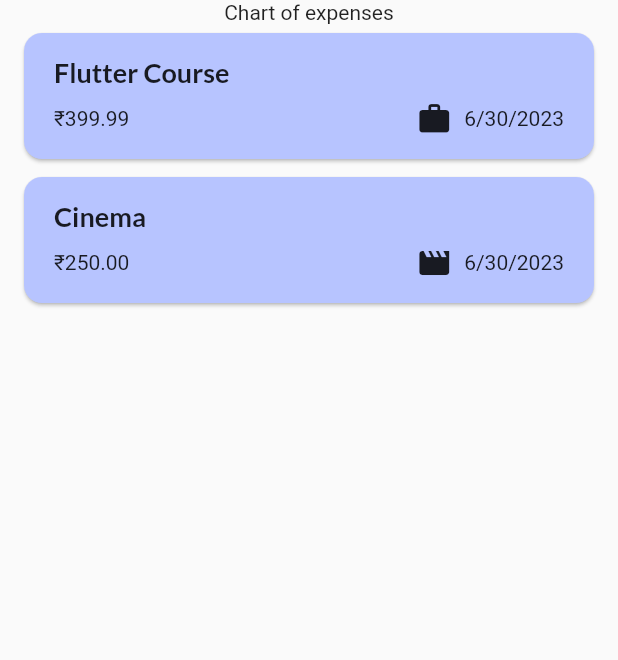
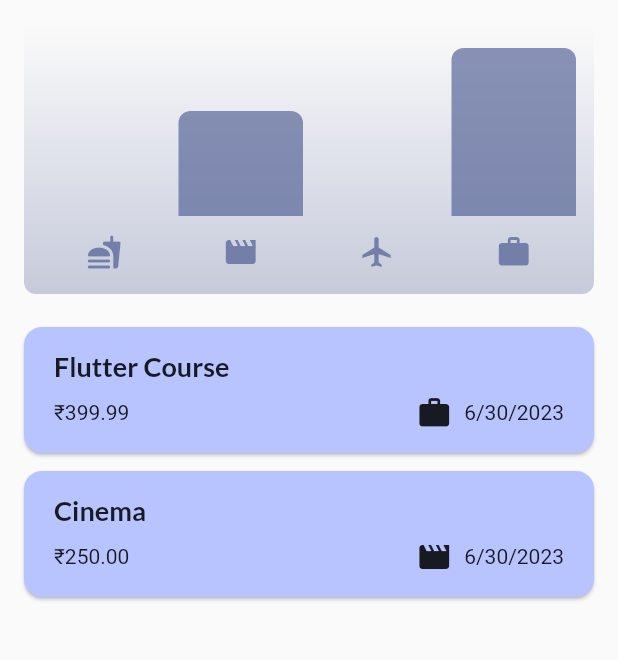
Before and after one commit to Indranilsen2005/Expense_Tracker_App, a Flutter app: the screen it shows after launch, on a phone screen of 412 x 824 dp, the part 84-744 px from its top. Run offline on Flutter 3.47's test engine with Material 2 defaults, Android fonts, the phone set to English and light mode, and no system bars; our stand-ins replace google_fonts.

Commit message:
Added chart of expenses

```diff
--- a/lib/main.dart
+++ b/lib/main.dart
@@ -7,7 +7,7 @@ var kColorScheme = ColorScheme.fromSeed(
 
 var kDarkColorScheme = ColorScheme.fromSeed(
   brightness: Brightness.dark,
-  seedColor: const Color.fromARGB(255, 2, 36, 91),
+  seedColor: const Color.fromARGB(255, 7, 1, 166),
 );
 
 void main() {
@@ -29,8 +29,8 @@ void main() {
         ),
         elevatedButtonTheme: ElevatedButtonThemeData(
           style: ElevatedButton.styleFrom(
-            backgroundColor: kDarkColorScheme.primary,
-            foregroundColor: kDarkColorScheme.secondaryContainer,
+            backgroundColor: kDarkColorScheme.primaryContainer,
+            foregroundColor: kDarkColorScheme.onPrimaryContainer,
           ),
         ),
       ),
--- a/lib/models/expense.dart
+++ b/lib/models/expense.dart
@@ -33,3 +33,27 @@ class Expense {
     return formatter.format(date);
   }
 }
+
+class ExpenseBucket {
+  const ExpenseBucket({
+    required this.category,
+    required this.expenses,
+  });
+
+  ExpenseBucket.forCategory(List<Expense> allExpenses, this.category)
+      : expenses = allExpenses
+            .where((expense) => expense.category == category)
+            .toList();
+
+  final Category category;
+  final List<Expense> expenses;
+
+  double get totalExpenseAmount {
+    double sum = 0.0;
+    for (final expense in expenses) {
+      sum += expense.price;
+    }
+
+    return sum;
+  }
+}
--- /dev/null
+++ b/lib/widgets/chart/chart.dart
@@ -0,0 +1,95 @@
+import 'package:flutter/material.dart';
+
+import 'package:expense_tracker/widgets/chart/chart_bar.dart';
+import 'package:expense_tracker/models/expense.dart';
+
+class Chart extends StatelessWidget {
+  const Chart({super.key, required this.expenses});
+
+  final List<Expense> expenses;
+
+  List<ExpenseBucket> get buckets {
+    return [
+      ExpenseBucket.forCategory(expenses, Category.food),
+      ExpenseBucket.forCategory(expenses, Category.leisure),
+      ExpenseBucket.forCategory(expenses, Category.travel),
+      ExpenseBucket.forCategory(expenses, Category.work),
+    ];
+  }
+
+  double get maxTotalExpense {
+    double maxTotalExpense = 0;
+
+    for (final bucket in buckets) {
+      if (bucket.totalExpenseAmount > maxTotalExpense) {
+        maxTotalExpense = bucket.totalExpenseAmount;
+      }
+    }
+
+    return maxTotalExpense;
+  }
+
+  @override
+  Widget build(BuildContext context) {
+    final isDarkMode =
+        MediaQuery.of(context).platformBrightness == Brightness.dark;
+    return Container(
+      margin: const EdgeInsets.all(16),
+      padding: const EdgeInsets.symmetric(
+        vertical: 16,
+        horizontal: 8,
+      ),
+      width: double.infinity,
+      height: 180,
+      decoration: BoxDecoration(
+        borderRadius: BorderRadius.circular(8),
+        gradient: LinearGradient(
+          colors: [
+            Theme.of(context).colorScheme.primary.withOpacity(0.3),
+            Theme.of(context).colorScheme.primary.withOpacity(0.0)
+          ],
+          begin: Alignment.bottomCenter,
+          end: Alignment.topCenter,
+        ),
+      ),
+      child: Column(
+        children: [
+          Expanded(
+            child: Row(
+              crossAxisAlignment: CrossAxisAlignment.end,
+              children: [
+                for (final bucket in buckets) // alternative to map()
+                  ChartBar(
+                    fill: bucket.totalExpenseAmount == 0
+                        ? 0
+                        : bucket.totalExpenseAmount / maxTotalExpense,
+                  )
+              ],
+            ),
+          ),
+          const SizedBox(height: 12),
+          Row(
+            children: buckets
+                .map(
+                  (bucket) => Expanded(
+                    child: Padding(
+                      padding: const EdgeInsets.symmetric(horizontal: 4),
+                      child: Icon(
+                        categoryIcon[bucket.category],
+                        color: isDarkMode
+                            ? Theme.of(context).colorScheme.secondary
+                            : Theme.of(context)
+                                .colorScheme
+                                .primary
+                                .withOpacity(0.7),
+                      ),
+                    ),
+                  ),
+                )
+                .toList(),
+          )
+        ],
+      ),
+    );
+  }
+}
--- /dev/null
+++ b/lib/widgets/chart/chart_bar.dart
@@ -0,0 +1,34 @@
+import 'package:flutter/material.dart';
+
+class ChartBar extends StatelessWidget {
+  const ChartBar({
+    super.key,
+    required this.fill,
+  });
+
+  final double fill;
+
+  @override
+  Widget build(BuildContext context) {
+    final isDarkMode =
+        MediaQuery.of(context).platformBrightness == Brightness.dark;
+    return Expanded(
+      child: Padding(
+        padding: const EdgeInsets.symmetric(horizontal: 4),
+        child: FractionallySizedBox(
+          heightFactor: fill,
+          child: DecoratedBox(
+            decoration: BoxDecoration(
+              shape: BoxShape.rectangle,
+              borderRadius:
+                  const BorderRadius.vertical(top: Radius.circular(8)),
+              color: isDarkMode
+                  ? Theme.of(context).colorScheme.secondary
+                  : Theme.of(context).colorScheme.primary.withOpacity(0.65),
+            ),
+          ),
+        ),
+      ),
+    );
+  }
+}
--- a/lib/widgets/expenses.dart
+++ b/lib/widgets/expenses.dart
@@ -1,4 +1,5 @@
 import 'package:expense_tracker/models/expense.dart';
+import 'package:expense_tracker/widgets/chart/chart.dart';
 import 'package:expense_tracker/widgets/expenses_list/expenses_list.dart';
 import 'package:expense_tracker/widgets/new_expense.dart';
 import 'package:flutter/material.dart';
@@ -111,7 +112,7 @@ class _ExpensesState extends State<Expenses> {
       ),
       body: Column(
         children: [
-          const Text('Chart of expenses'),
+          Chart(expenses: _registeredExpenses),
           Expanded(
             child: mainContent,
           ),
```
